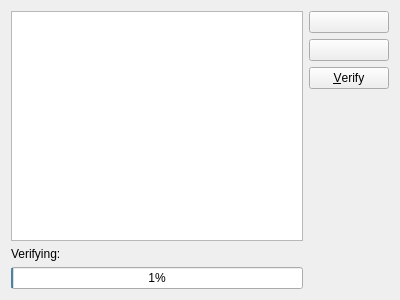
The window that ui/verificationdialog.ui (KDE/kget) describes before a commit, drawn with Qt 5.
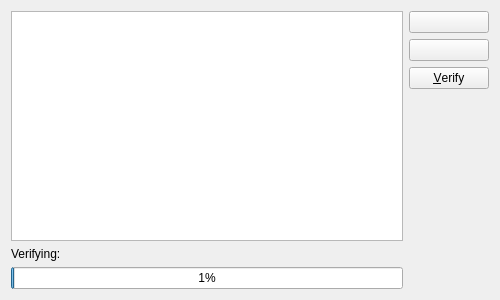
The same window after the commit. Custom widgets are drawn as their Qt base class.

Patch:
```diff
--- a/ui/verificationdialog.ui
+++ b/ui/verificationdialog.ui
@@ -6,7 +6,7 @@
    <rect>
     <x>0</x>
     <y>0</y>
-    <width>400</width>
+    <width>500</width>
     <height>300</height>
    </rect>
   </property>
```
